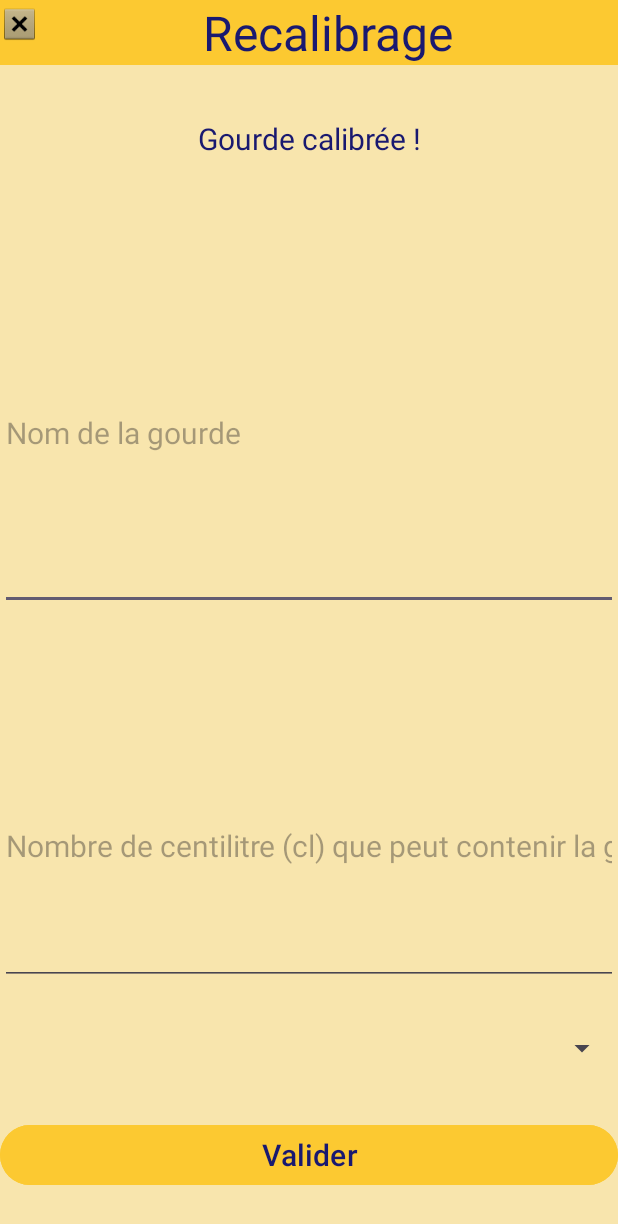
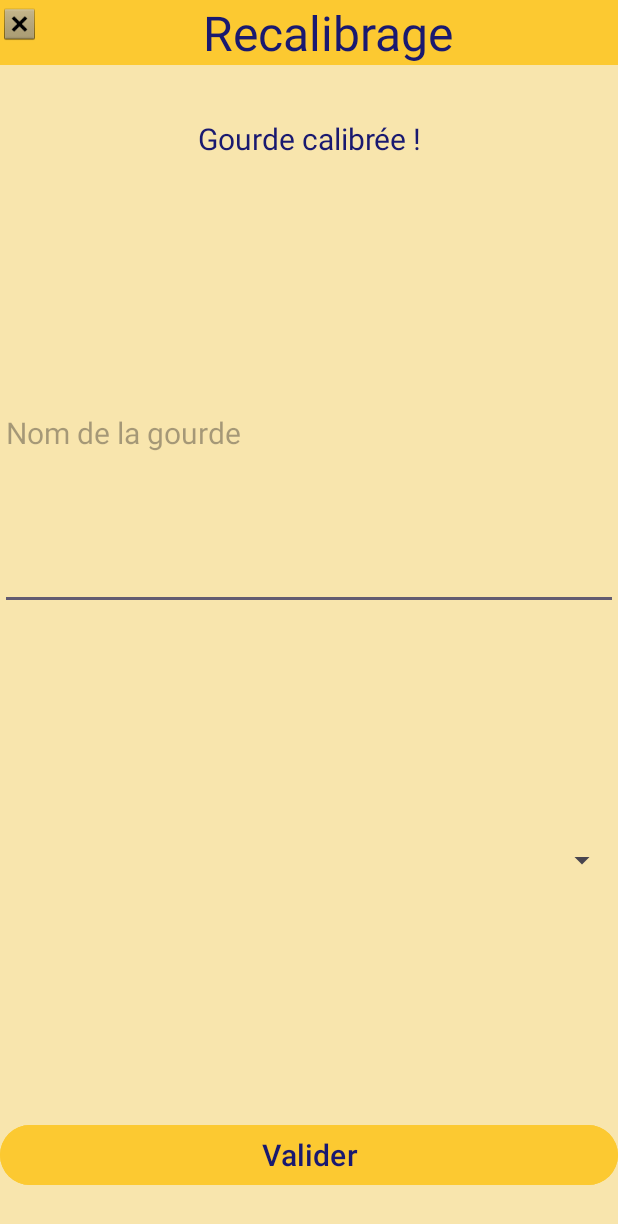
Before and after one commit to Mtouat/Hydrate-Reminder, an Android app: the fragment Recalibrage2 shown on its own in the app's theme, after a tap on an icon or button, on a phone screen of 412 x 824 dp. Shown: the top 1224 px of the screen. Run offline under Robolectric (Android 15) with nearby library versions, the phone set to English and light mode, and no system bars; Roboto replaces fonts that are not available here.

Commit message:
Modif calibrage 2

```diff
--- a/app/src/main/java/fr/univparis8/etud/hydratereminder/Recalibrage2.java
+++ b/app/src/main/java/fr/univparis8/etud/hydratereminder/Recalibrage2.java
@@ -11,6 +11,8 @@ import androidx.fragment.app.FragmentTransaction;
 import android.view.LayoutInflater;
 import android.view.View;
 import android.view.ViewGroup;
+import android.widget.ArrayAdapter;
+import android.widget.Spinner;
 
 import fr.univparis8.etud.hydratereminder.databinding.FragmentRecalibrage2Binding;
 
@@ -60,5 +62,16 @@ public class Recalibrage2 extends Fragment {
                 requireActivity().getSupportFragmentManager().popBackStackImmediate();
             }
         });
+
+    /*    Spinner spinner = (Spinner) binding.listeLGourde;
+        ArrayAdapter<CharSequence> adapter = ArrayAdapter.createFromResource(
+                this,
+                binding.,
+                 android.R.layout.simple_spinner_item
+        );
+        adapter.setDropDownViewResource(android.R.layout.simple_spinner_dropdown_item);
+    // Apply the adapter to the spinner.
+        spinner.setAdapter(adapter);
+    }*/
     }
 }
--- a/app/src/main/res/layout/fragment_recalibrage2.xml
+++ b/app/src/main/res/layout/fragment_recalibrage2.xml
@@ -33,6 +33,7 @@
 
     </LinearLayout>
 
+
     <TextView
         android:id="@+id/tV_gourde_calibree"
         android:layout_width="match_parent"
@@ -57,25 +58,13 @@
         android:textColor="@color/texte_appli"
         android:textSize="20sp" />
 
-    <EditText
-        android:id="@+id/editTextNumberDecimal"
-        android:layout_width="match_parent"
-        android:layout_height="490dp"
-        android:layout_weight="1"
-        android:ems="10"
-        android:inputType="numberDecimal"
-        android:hint="@string/nb_cl"
-        android:layout_marginTop="35sp"
-        android:layout_marginBottom="30sp"
-        android:textColor="@color/texte_appli"
-        android:textSize="20sp"/>
-
     <Spinner
+        android:id="@+id/liste_l_gourde"
         android:layout_width="match_parent"
         android:layout_height="wrap_content"
-        android:id="@+id/liste_recalibrage"
+        android:layout_weight="1"
+        />
 
-        />;
 
     <Button
         android:id="@+id/btn_valider"
--- a/app/src/main/res/values/strings.xml
+++ b/app/src/main/res/values/strings.xml
@@ -38,6 +38,14 @@
     <string name="valider">Valider</string>
     <string name="fleche_bas">Flèche en direction du socle vers le bas</string>
     <string name="socle">Socle</string>
+    <string-array name="nb_l_array">
+        <item>0.50 L</item>
+        <item>0.75 L</item>
+        <item>1 L </item>
+        <item>1.50 L</item>
+        <item>2.0 L</item>
+        <item>Je ne sais pas </item>
+    </string-array>
 
     //Notifications
     <string name="notifications">Notifications</string>
@@ -93,4 +101,6 @@
     <string name="message_co">Statut </string>
     <string name="en_attendant">En attendant </string>
 
+
+
 </resources>
```
